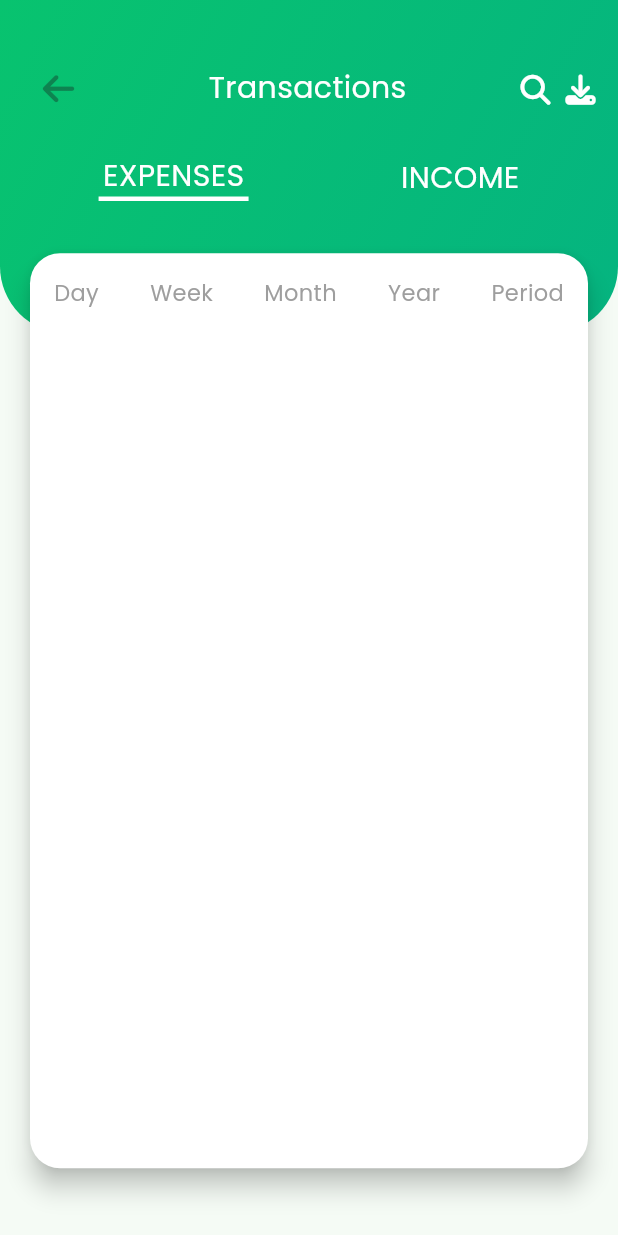
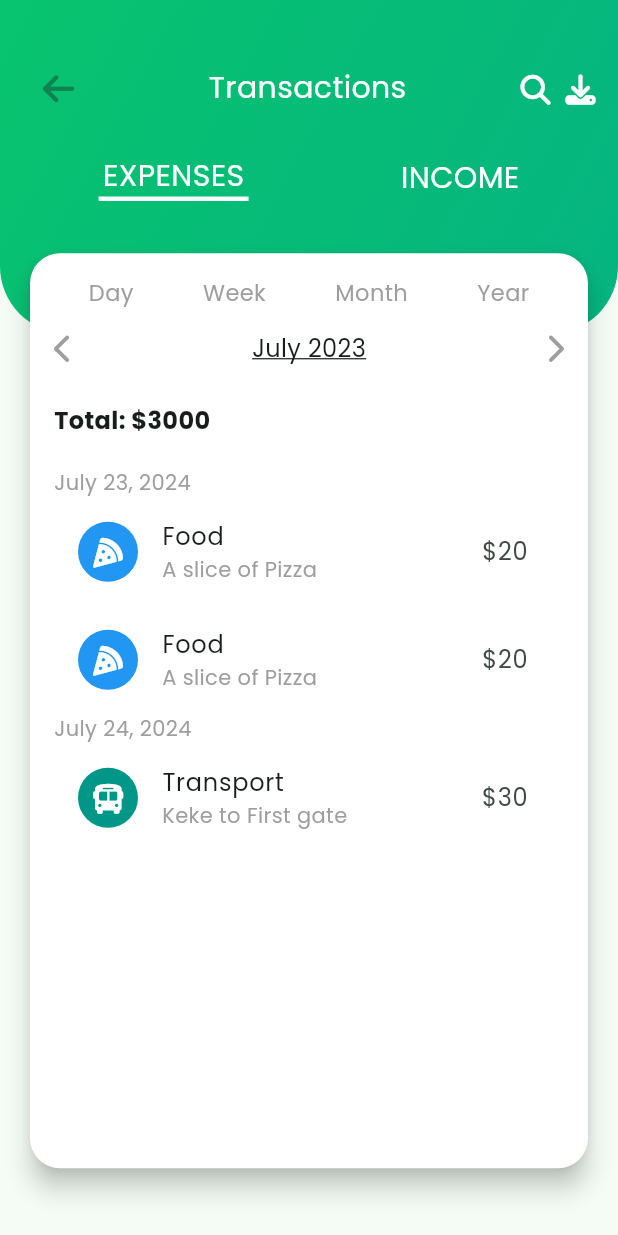
Before and after one commit to AdahGodwin/Expense_planner, a Flutter app: the TransactionDetailsScreen screen opened directly, on a phone screen of 412 x 824 dp. Run offline on Flutter 3.47's test engine with Material 3 defaults, Android fonts, the phone set to English and light mode, and no system bars; our stand-ins replace font_awesome_flutter, image_picker, sqflite; accounts and stored records are empty.

Commit message:
Transaction details screen added

```diff
--- a/lib/screens/transaction_details_screen.dart
+++ b/lib/screens/transaction_details_screen.dart
@@ -1,4 +1,5 @@
 // import 'package:expense_manager/providers/expense_provider.dart';
+import 'package:expense_manager/widgets/transaction_details/transaction_details_list.dart';
 import 'package:flutter/material.dart';
 import 'package:font_awesome_flutter/font_awesome_flutter.dart';
 // import 'package:provider/provider.dart';
@@ -148,12 +149,12 @@ class _TransactionDetailsScreenState extends State<TransactionDetailsScreen> {
                 shape: RoundedRectangleBorder(
                   borderRadius: BorderRadius.circular(20),
                 ),
-                child: const Column(
-                  children: [
-                    Padding(
-                      padding: EdgeInsets.all(16.0),
-                      child: Row(
-                        mainAxisAlignment: MainAxisAlignment.spaceBetween,
+                child: const Padding(
+                  padding: EdgeInsets.all(16.0),
+                  child: Column(
+                    children: [
+                      Row(
+                        mainAxisAlignment: MainAxisAlignment.spaceAround,
                         children: [
                           Text(
                             "Day",
@@ -187,18 +188,11 @@ class _TransactionDetailsScreenState extends State<TransactionDetailsScreen> {
                               color: Colors.grey,
                             ),
                           ),
-                          Text(
-                            "Period",
-                            style: TextStyle(
-                              fontSize: 15,
-                              fontWeight: FontWeight.w500,
-                              color: Colors.grey,
-                            ),
-                          ),
                         ],
                       ),
-                    ),
-                  ],
+                      TransactionDetailsList(),
+                    ],
+                  ),
                 ),
               ),
             ),
--- a/lib/widgets/summary.dart
+++ b/lib/widgets/summary.dart
@@ -58,7 +58,7 @@ class _SummaryState extends State<Summary> {
         children: [
           Row(
             crossAxisAlignment: CrossAxisAlignment.start,
-            mainAxisAlignment: MainAxisAlignment.spaceBetween,
+            mainAxisAlignment: MainAxisAlignment.spaceAround,
             children: [
               IconButton(
                 icon: const FaIcon(
--- /dev/null
+++ b/lib/widgets/transaction_details/transaction_details_list.dart
@@ -0,0 +1,119 @@
+import 'package:flutter/material.dart';
+import 'package:font_awesome_flutter/font_awesome_flutter.dart';
+
+class TransactionDetailsList extends StatelessWidget {
+  final DateTime? selectedMonth;
+  const TransactionDetailsList({this.selectedMonth, super.key});
+
+  @override
+  Widget build(BuildContext context) {
+    return const Column(
+      crossAxisAlignment: CrossAxisAlignment.start,
+      children: [
+        SizedBox(
+          height: 15,
+        ),
+        Row(
+          mainAxisAlignment: MainAxisAlignment.spaceBetween,
+          children: [
+            FaIcon(
+              FontAwesomeIcons.chevronLeft,
+              color: Colors.grey,
+              size: 20,
+            ),
+            Text(
+              "July 2023",
+              style: TextStyle(
+                decoration: TextDecoration.underline,
+                fontSize: 16,
+                fontWeight: FontWeight.w500,
+              ),
+            ),
+            FaIcon(
+              FontAwesomeIcons.chevronRight,
+              color: Colors.grey,
+              size: 20,
+            ),
+          ],
+        ),
+        SizedBox(
+          height: 25,
+        ),
+        Text(
+          "Total: \$3000",
+          style: TextStyle(
+            fontWeight: FontWeight.w600,
+            fontSize: 16,
+          ),
+        ),
+        SizedBox(
+          height: 20,
+        ),
+        Column(
+          crossAxisAlignment: CrossAxisAlignment.start,
+          children: [
+            Text(
+              "July 23, 2024",
+              style: TextStyle(color: Colors.grey),
+            ),
+            ListTile(
+              leading: CircleAvatar(
+                backgroundColor: Colors.blue,
+                radius: 20,
+                child: FaIcon(
+                  FontAwesomeIcons.pizzaSlice,
+                  color: Colors.white,
+                  size: 20,
+                ),
+              ),
+              title: Text("Food"),
+              subtitle: Text(
+                "A slice of Pizza",
+                style: TextStyle(color: Colors.grey),
+              ),
+              trailing: Text("\$20", style: TextStyle(fontSize: 16)),
+            ),
+            ListTile(
+              leading: CircleAvatar(
+                backgroundColor: Colors.blue,
+                radius: 20,
+                child: FaIcon(
+                  FontAwesomeIcons.pizzaSlice,
+                  color: Colors.white,
+                  size: 20,
+                ),
+              ),
+              title: Text("Food"),
+              subtitle: Text(
+                "A slice of Pizza",
+                style: TextStyle(color: Colors.grey),
+              ),
+              trailing: Text("\$20", style: TextStyle(fontSize: 16)),
+            ),
+            Text(
+              "July 24, 2024",
+              style: TextStyle(color: Colors.grey),
+            ),
+            ListTile(
+              leading: CircleAvatar(
+                backgroundColor: Colors.teal,
+                radius: 20,
+                child: FaIcon(
+                  FontAwesomeIcons.bus,
+                  color: Colors.white,
+                  size: 20,
+                ),
+              ),
+              title: Text("Transport"),
+              subtitle: Text(
+                "Keke to First gate",
+                style: TextStyle(color: Colors.grey),
+              ),
+              trailing: Text("\$30", style: TextStyle(fontSize: 16)),
+            ),
+          ],
+        )
+      ],
+    );
+  }
+}
```
Also changed, not shown: lib/screens/income_details_screen.dart (deleted, +0 -30 lines), lib/widgets/income_details/income_details.dart (deleted, +0 -96 lines), lib/widgets/income_details/income_list.dart (deleted, +0 -189 lines).
